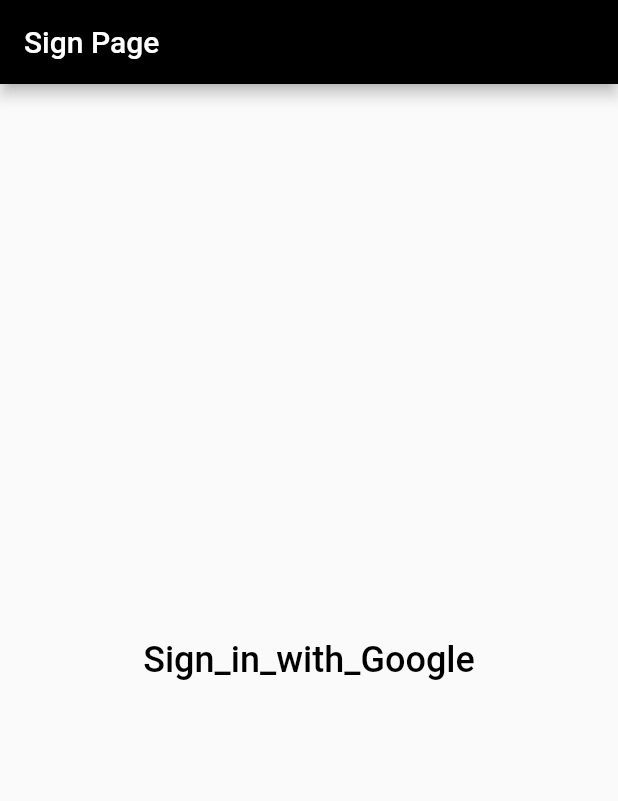
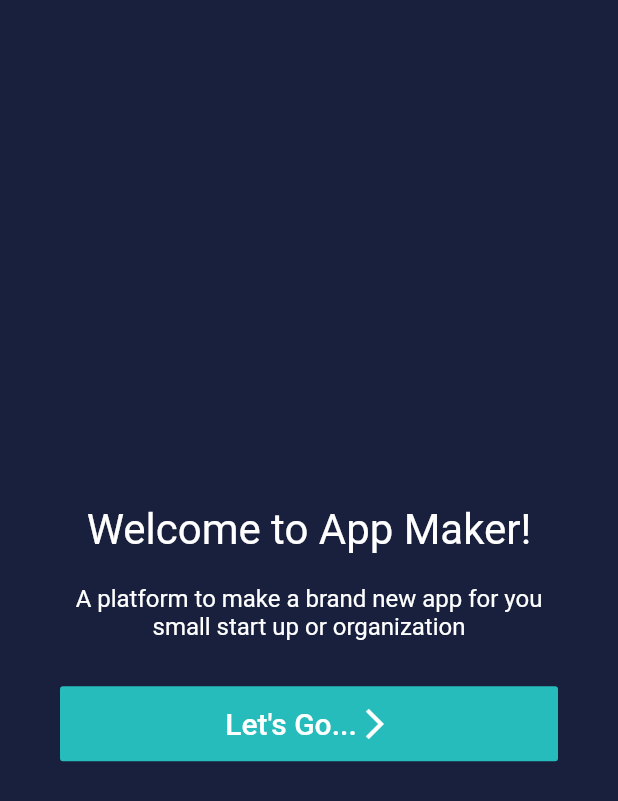
Before and after one commit to Subham-RKB/SoloHackathon_app_dev, a Flutter app: the screen it shows after launch, on a phone screen of 412 x 824 dp. Shown: the top 801 px of the screen. Run offline on Flutter 3.47's test engine with Material 2 defaults, Android fonts, the light colour scheme and no system bars; our stand-ins replace firebase_auth, font_awesome_flutter, google_fonts, google_sign_in; accounts and stored records are empty.

Commit message:
Second Commit

```diff
--- a/lib/main.dart
+++ b/lib/main.dart
@@ -3,6 +3,7 @@
 import 'package:firebase_auth/firebase_auth.dart';
 import 'package:flutter/material.dart';
 import 'package:google_sign_in/google_sign_in.dart';
+import 'package:solohackathon/login.dart';
 
 void main() {
   runApp(MyApp());
@@ -31,28 +32,63 @@
 final GoogleSignIn googleSignIn = GoogleSignIn();
 
 class _MySignInPage extends State<MySignInPage> {
+  Color primaryColor = Color(0xff18203d);
+  Color secondaryColor = Color(0xff232c51);
+  Color logoGreen = Color(0xff25bcbb);
   @override
   Widget build(BuildContext context) {
     return Scaffold(
-      appBar: AppBar(
-        backgroundColor: Colors.black,
-        title: Text('Sign Page'),
-      ),
-      body: Center(
+      backgroundColor: primaryColor,
+      body: Container(
+        margin: EdgeInsets.symmetric(horizontal: 40),
         child: Column(
-            mainAxisAlignment: MainAxisAlignment.center,
-            children: <Widget>[
-              TextButton(
-                child: Padding(
-                  padding: const EdgeInsets.all(0.0),
-                  child: Text(
-                    'Sign_in_with_Google',
-                    style: TextStyle(color: Colors.black, fontSize: 24),
-                  ),
-                ),
-                onPressed: _signInWithGoogle,
-              )
-            ]),
+          mainAxisAlignment: MainAxisAlignment.center,
+          children: <Widget>[
+            //We take the image from the assets
+            /*Image.asset(
+                    'assets/splash-image.png',
+                    height: 250,
+                  ),*/
+            SizedBox(
+              height: 20,
+            ),
+            //Texts and Styling of them
+            Text(
+              'Welcome to App Maker!',
+              textAlign: TextAlign.center,
+              style: TextStyle(color: Colors.white, fontSize: 28),
+            ),
+            SizedBox(height: 20),
+            Text(
+              'A platform to make a brand new app for you small start up or organization',
+              textAlign: TextAlign.center,
+              style: TextStyle(color: Colors.white, fontSize: 16),
+            ),
+            SizedBox(
+              height: 30,
+            ),
+            //Our MaterialButton which when pressed will take us to a new screen named as
+            //LoginScreen
+            MaterialButton(
+              elevation: 0,
+              height: 50,
+              onPressed: () {
+                Navigator.push(
+                    context, MaterialPageRoute(builder: (_) => LoginScreen()));
+              },
+              color: logoGreen,
+              child: Row(
+                mainAxisAlignment: MainAxisAlignment.center,
+                children: <Widget>[
+                  Text('Let\'s Go...',
+                      style: TextStyle(color: Colors.white, fontSize: 20)),
+                  Icon(Icons.arrow_forward_ios)
+                ],
+              ),
+              textColor: Colors.white,
+            )
+          ],
+        ),
       ),
     );
   }
@@ -63,6 +99,5 @@
   final GoogleSignInAuthentication googleAuth = await googleUser.authentication;
   final AuthCredential credential = GoogleAuthProvider.credential(
       idToken: googleAuth.idToken, accessToken: googleAuth.accessToken);
-  final UserCredential user =
-      (await firebaseAuth.signInWithCredential(credential));
+  final User user = (await firebaseAuth.signInWithCredential(credential)).user;
 }
--- a/pubspec.yaml
+++ b/pubspec.yaml
@@ -30,6 +30,8 @@
   cupertino_icons: ^1.0.2
   firebase_auth: ^1.1.2
   google_sign_in: ^5.0.2
+  font_awesome_flutter: ^9.0.0
+  google_fonts: ^2.0.0
 
 dev_dependencies:
   flutter_test:
```
Also changed, not shown: lib/login.dart (added, +143 -0 lines), pubspec.lock.
